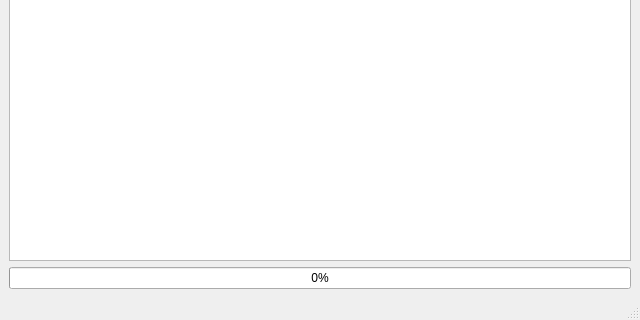
Before: the Qt Designer form Araneus/UI/main_window.ui in 416d72/araneus, drawn with Qt 5; both pictures show x 0 to 640 and y 160 to 480 of the 640 by 480 pixel window.
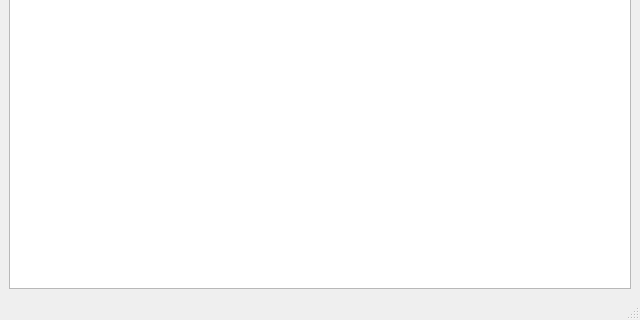
After: the same form once the commit is applied. Icons and pictures are not drawn.

Commit message: - Finally after two days of experiments I managed to use multi threads while keeping the ability to make changes in UI. - Removed progress bar as it doesn't accept float values and replaced with a temporary solution by showing the current progress in the status bar.

What changed in the file:
```diff
--- a/Araneus/UI/main_window.ui
+++ b/Araneus/UI/main_window.ui
@@ -25,16 +25,6 @@
   </property>
   <widget class="QWidget" name="centralwidget">
    <layout class="QGridLayout" name="gridLayout">
-    <item row="2" column="0" colspan="2">
-     <widget class="QProgressBar" name="progressBar">
-      <property name="enabled">
-       <bool>true</bool>
-      </property>
-      <property name="value">
-       <number>0</number>
-      </property>
-     </widget>
-    </item>
     <item row="0" column="1">
      <widget class="QPushButton" name="search_btn">
       <property name="text">
```
The commit also changes 3 other files.
